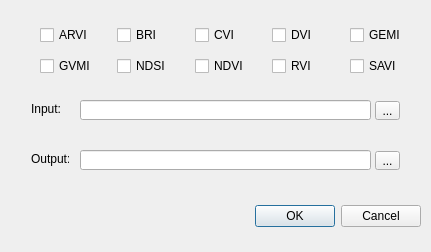
This is index_calculator_dialog_base.ui in VeronikaH98/bc as Qt 5 draws it before an edit. The edited form follows.
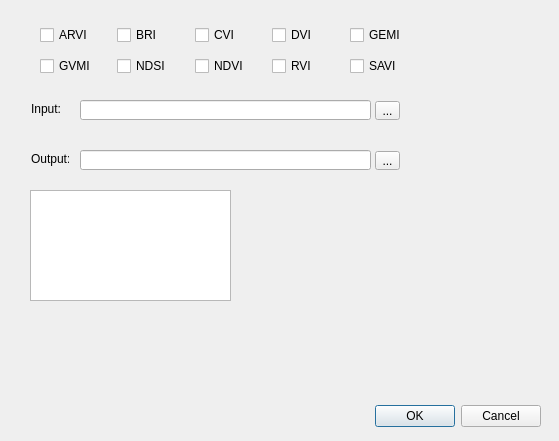
This is the edited form.

Diff of the .ui file:
```diff
--- a/index_calculator_dialog_base.ui
+++ b/index_calculator_dialog_base.ui
@@ -6,8 +6,8 @@
    <rect>
     <x>0</x>
     <y>0</y>
-    <width>431</width>
-    <height>252</height>
+    <width>559</width>
+    <height>441</height>
    </rect>
   </property>
   <property name="windowTitle">
@@ -16,8 +16,8 @@
   <widget class="QDialogButtonBox" name="button_box">
    <property name="geometry">
     <rect>
-     <x>80</x>
-     <y>200</y>
+     <x>200</x>
+     <y>400</y>
      <width>341</width>
      <height>32</height>
     </rect>
@@ -101,7 +101,7 @@
     <string>Output:</string>
    </property>
   </widget>
-  <widget class="QWidget" name="">
+  <widget class="QWidget" name="layoutWidget">
    <property name="geometry">
     <rect>
      <x>40</x>
@@ -191,6 +191,16 @@
     </item>
    </layout>
   </widget>
+  <widget class="QListWidget" name="listWidget">
+   <property name="geometry">
+    <rect>
+     <x>30</x>
+     <y>190</y>
+     <width>201</width>
+     <height>111</height>
+    </rect>
+   </property>
+  </widget>
  </widget>
  <resources/>
  <connections>
```
